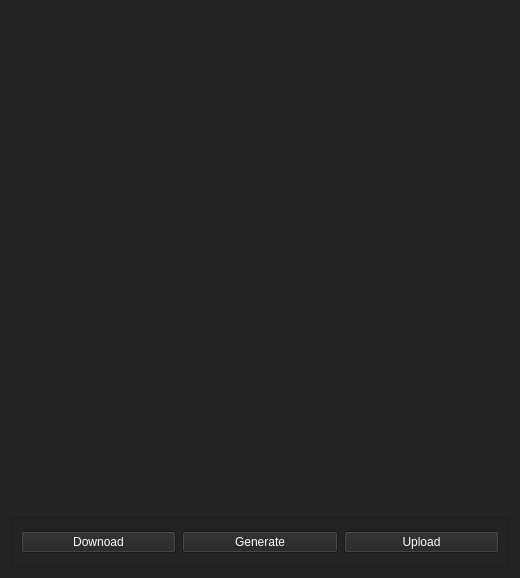
This is src/ui/form.ui in klotzgal/A1_Maze_Python as Qt 5 draws it before an edit. The edited form follows.
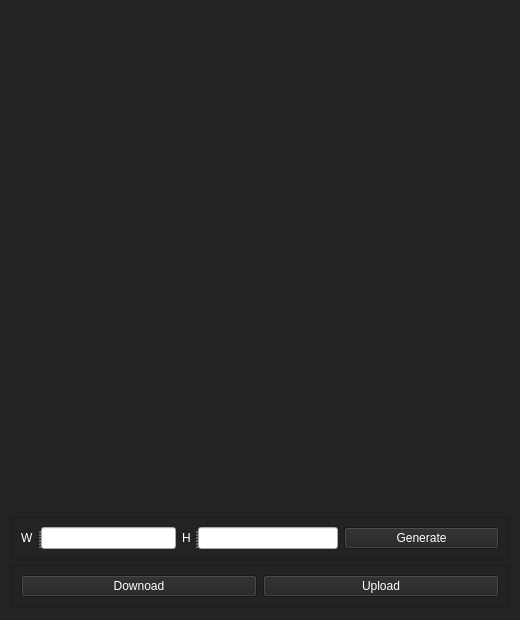
This is the edited form.

The edit to the form file:
```diff
--- a/src/ui/form.ui
+++ b/src/ui/form.ui
@@ -7,7 +7,7 @@
     <x>0</x>
     <y>0</y>
     <width>520</width>
-    <height>578</height>
+    <height>620</height>
    </rect>
   </property>
   <property name="sizePolicy">
@@ -19,13 +19,13 @@
   <property name="minimumSize">
    <size>
     <width>520</width>
-    <height>578</height>
+    <height>500</height>
    </size>
   </property>
   <property name="maximumSize">
    <size>
     <width>520</width>
-    <height>578</height>
+    <height>700</height>
    </size>
   </property>
   <property name="windowTitle">
@@ -80,8 +80,94 @@
      </property>
     </widget>
    </item>
+   <item>
+    <widget class="QFrame" name="frame_2">
+     <property name="sizePolicy">
+      <sizepolicy hsizetype="Preferred" vsizetype="Fixed">
+       <horstretch>0</horstretch>
+       <verstretch>0</verstretch>
+      </sizepolicy>
+     </property>
+     <property name="frameShape">
+      <enum>QFrame::StyledPanel</enum>
+     </property>
+     <property name="frameShadow">
+      <enum>QFrame::Raised</enum>
+     </property>
+     <layout class="QHBoxLayout" name="horizontalLayout_2">
+      <item>
+       <widget class="QSplitter" name="splitter">
+        <property name="orientation">
+         <enum>Qt::Horizontal</enum>
+        </property>
+        <widget class="QLabel" name="label_w">
+         <property name="sizePolicy">
+          <sizepolicy hsizetype="Fixed" vsizetype="Fixed">
+           <horstretch>0</horstretch>
+           <verstretch>0</verstretch>
+          </sizepolicy>
+         </property>
+         <property name="text">
+          <string>W</string>
+         </property>
+        </widget>
+        <widget class="QLineEdit" name="height">
+         <property name="text">
+          <string>5</string>
+         </property>
+        </widget>
+       </widget>
+      </item>
+      <item>
+       <widget class="QSplitter" name="splitter_2">
+        <property name="orientation">
+         <enum>Qt::Horizontal</enum>
+        </property>
+        <widget class="QLabel" name="label_h">
+         <property name="sizePolicy">
+          <sizepolicy hsizetype="Fixed" vsizetype="Fixed">
+           <horstretch>0</horstretch>
+           <verstretch>0</verstretch>
+          </sizepolicy>
+         </property>
+         <property name="text">
+          <string>H</string>
+         </property>
+        </widget>
+        <widget class="QLineEdit" name="width">
+         <property name="text">
+          <string>5</string>
+         </property>
+        </widget>
+       </widget>
+      </item>
+      <item>
+       <widget class="QPushButton" name="generate_button">
+        <property name="sizePolicy">
+         <sizepolicy hsizetype="Expanding" vsizetype="Fixed">
+          <horstretch>0</horstretch>
+          <verstretch>0</verstretch>
+         </sizepolicy>
+        </property>
+        <property name="styleSheet">
+         <string notr="true"/>
+        </property>
+        <property name="text">
+         <string>Generate</string>
+        </property>
+       </widget>
+      </item>
+     </layout>
+    </widget>
+   </item>
    <item>
     <widget class="QFrame" name="frame">
+     <property name="sizePolicy">
+      <sizepolicy hsizetype="Preferred" vsizetype="Fixed">
+       <horstretch>0</horstretch>
+       <verstretch>0</verstretch>
+      </sizepolicy>
+     </property>
      <property name="frameShape">
       <enum>QFrame::StyledPanel</enum>
      </property>
@@ -105,22 +191,6 @@
         </property>
        </widget>
       </item>
-      <item>
-       <widget class="QPushButton" name="generate_button">
-        <property name="sizePolicy">
-         <sizepolicy hsizetype="Expanding" vsizetype="Fixed">
-          <horstretch>0</horstretch>
-          <verstretch>0</verstretch>
-         </sizepolicy>
-        </property>
-        <property name="styleSheet">
-         <string notr="true"/>
-        </property>
-        <property name="text">
-         <string>Generate</string>
-        </property>
-       </widget>
-      </item>
       <item>
        <widget class="QPushButton" name="upload_button">
         <property name="sizePolicy">
```
